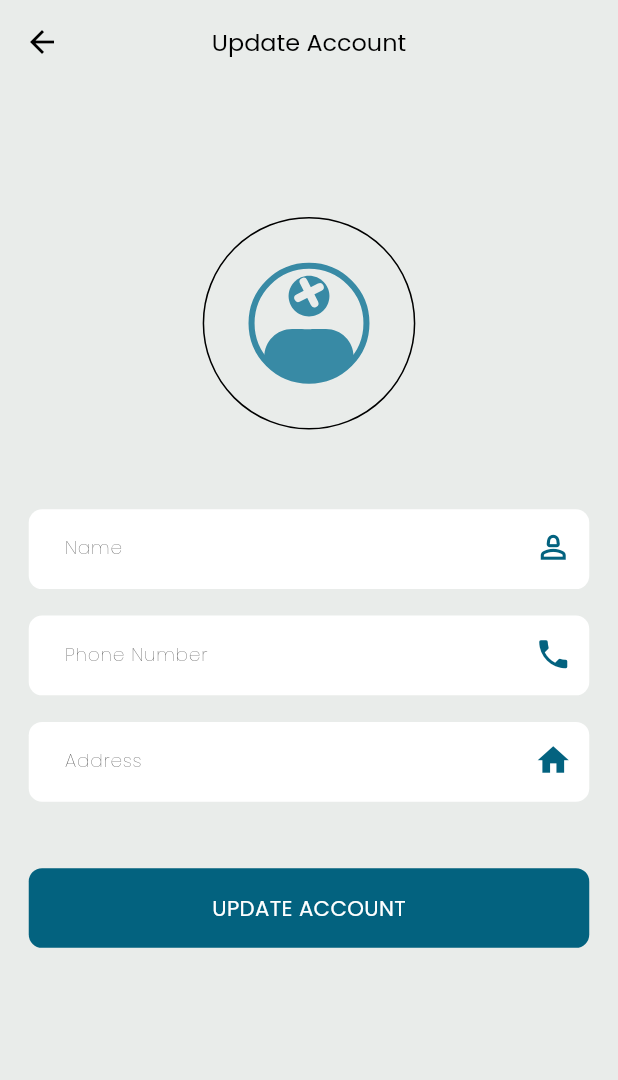
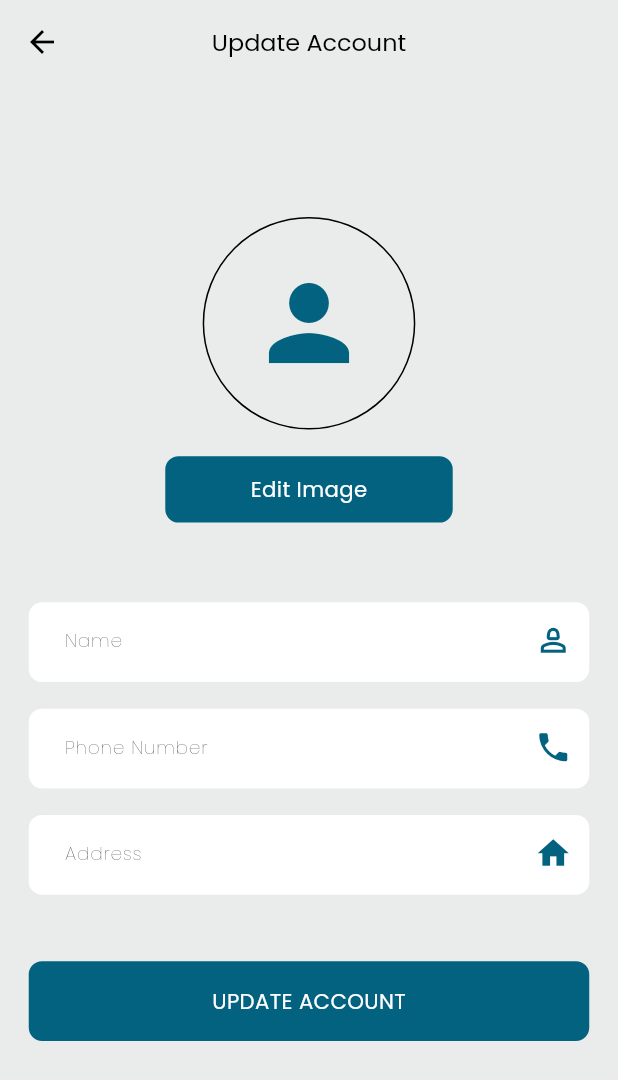
Before and after one commit to usamakarim76/committee-application, a Flutter app: the AdminAccountUpdateView screen opened by its route, on a phone screen of 412 x 824 dp. Shown: the top 1080 px of the screen. Run offline on Flutter 3.47's test engine with Material 3 defaults, Android fonts, the phone set to English and light mode, and no system bars; our stand-ins replace cloud_firestore, firebase_auth, firebase_core, firebase_messaging, firebase_storage, flutter_easyloading and 7 more; missing offline and left inert: app_settings; accounts and stored records are empty.

Commit message:
Changes updayted

```diff
--- a/lib/view/admin_view/admin_account_update.dart
+++ b/lib/view/admin_view/admin_account_update.dart
@@ -48,18 +48,25 @@ class _AdminAccountUpdateViewState extends State<AdminAccountUpdateView> {
                               SizedBox(
                                 height: 100.h,
                               ),
-                              Center(
+                              model.isEditImage
+                                  ? Center(
                                       child: InkWell(
                                         onTap: () {
-                                    model.settingModalBottomSheet(context, () {
-                                      model.pickImage(ImageSource.camera).then(
-                                          (value) => Navigator.pop(context));
+                                          model.settingModalBottomSheet(context,
+                                              () {
+                                            model
+                                                .pickImage(ImageSource.camera)
+                                                .then((value) =>
+                                                    Navigator.pop(context));
                                           }, () {
-                                      model.pickImage(ImageSource.gallery).then(
-                                          (value) => Navigator.pop(context));
+                                            model
+                                                .pickImage(ImageSource.gallery)
+                                                .then((value) =>
+                                                    Navigator.pop(context));
                                           });
                                         },
-                                  overlayColor: const MaterialStatePropertyAll(
+                                        overlayColor:
+                                            const MaterialStatePropertyAll(
                                                 Colors.transparent),
                                         child: Container(
                                           height: 160.h,
@@ -69,7 +76,8 @@ class _AdminAccountUpdateViewState extends State<AdminAccountUpdateView> {
                                                   color: AppColors.kBlackColor),
                                               shape: BoxShape.circle),
                                           child: CircleAvatar(
-                                      backgroundImage: model.adminImage == ''
+                                            backgroundImage:
+                                                model.adminImage == ''
                                                     ? null
                                                     : FileImage(
                                                         File(model.adminImage),
@@ -81,6 +89,48 @@ class _AdminAccountUpdateViewState extends State<AdminAccountUpdateView> {
                                                 : null,
                                           ),
                                         ),
+                                      ),
+                                    )
+                                  : Center(
+                                      child: Container(
+                                        height: 160.h,
+                                        width: 160.w,
+                                        decoration: BoxDecoration(
+                                            border: Border.all(
+                                                color: AppColors.kBlackColor),
+                                            shape: BoxShape.circle),
+                                        child: CircleAvatar(
+                                          backgroundImage:
+                                              model.userImage == null ||
+                                                      model.userImage == ""
+                                                  ? null
+                                                  : NetworkImage(
+                                                      model.userImage!,
+                                                    ),
+                                          backgroundColor: Colors.transparent,
+                                          child: model.userImage == '' ||
+                                                  model.userImage == null
+                                              ? const Icon(
+                                                  Icons.person,
+                                                  size: 80,
+                                                  color:
+                                                      AppColors.kSecondaryColor,
+                                                )
+                                              : null,
+                                        ),
+                                      ),
+                                    ),
+                              20.verticalSpace,
+                              Center(
+                                child: LoginSignUpButton(
+                                  title: model.isEditImage
+                                      ? "Cancel Edit"
+                                      : "Edit Image",
+                                  onPress: () {
+                                    model.editImage();
+                                  },
+                                  width: 200.w,
+                                  height: 50.h,
                                 ),
                               ),
                               SizedBox(
--- a/lib/view_model/admin_view_model/admin_account_update_view_model.dart
+++ b/lib/view_model/admin_view_model/admin_account_update_view_model.dart
@@ -30,8 +30,13 @@ class AdminAccountUpdateViewModel extends ChangeNotifier {
   final FirebaseAuth auth = FirebaseAuth.instance;
   fs.FirebaseStorage storage = fs.FirebaseStorage.instance;
   final FirebaseFirestore firestore = FirebaseFirestore.instance;
-  String? imageURL, error;
-  bool isLoading = false, dataLoad = false;
+  String? imageURL, error,userImage;
+  bool isLoading = false, dataLoad = false,isEditImage = false;
+
+  void editImage(){
+    isEditImage = !isEditImage;
+    notifyListeners();
+  }
 
   Future getUserData() async {
     dataLoad = true;
@@ -42,9 +47,11 @@ class AdminAccountUpdateViewModel extends ChangeNotifier {
           .doc(auth.currentUser!.uid)
           .get();
       if (data.exists) {
+        print(data.data());
         adminNameController.text = data['Name'];
         adminPhoneNumberController.text = data['PhoneNumber'];
         adminAddressController.text = data['Address'];
+        userImage = data['ProfileImage'];
         dataLoad = false;
         notifyListeners();
       }
@@ -96,7 +103,7 @@ class AdminAccountUpdateViewModel extends ChangeNotifier {
     try {
       String imageName = DateTime.now().millisecondsSinceEpoch.toString();
       fs.Reference storageReference =
-          storage.ref().child('images/${adminNameController.text + imageName}');
+          storage.ref().child('images/${adminNameController.text}');
       fs.UploadTask uploadTask = storageReference.putFile(imageFile);
       fs.TaskSnapshot storageSnapshot =
           await uploadTask.whenComplete(() => null);
--- a/lib/view_model/admin_view_model/admin_signup_view_model.dart
+++ b/lib/view_model/admin_view_model/admin_signup_view_model.dart
@@ -171,7 +171,7 @@ class AdminSignUpViewModel extends ChangeNotifier {
     try {
       String imageName = DateTime.now().millisecondsSinceEpoch.toString();
       fs.Reference storageReference =
-          storage.ref().child('images/${adminNameController.text + imageName}');
+          storage.ref().child('images/${adminNameController.text}');
       fs.UploadTask uploadTask = storageReference.putFile(imageFile);
       fs.TaskSnapshot storageSnapshot =
           await uploadTask.whenComplete(() => null);
--- a/lib/view_model/user_view_model/signup_view_model.dart
+++ b/lib/view_model/user_view_model/signup_view_model.dart
@@ -154,7 +154,7 @@ class SignUpViewModel extends ChangeNotifier {
     try {
       String imageName = DateTime.now().millisecondsSinceEpoch.toString();
       fs.Reference storageReference =
-          storage.ref().child('images/${userNameController.text + imageName}');
+          storage.ref().child('images/${userNameController.text}');
       fs.UploadTask uploadTask = storageReference.putFile(imageFile);
       fs.TaskSnapshot storageSnapshot =
           await uploadTask.whenComplete(() => null);
```
Also changed, not shown: pubspec.lock, 3 other files. Lines whose indentation alone changed are shown as unchanged.
